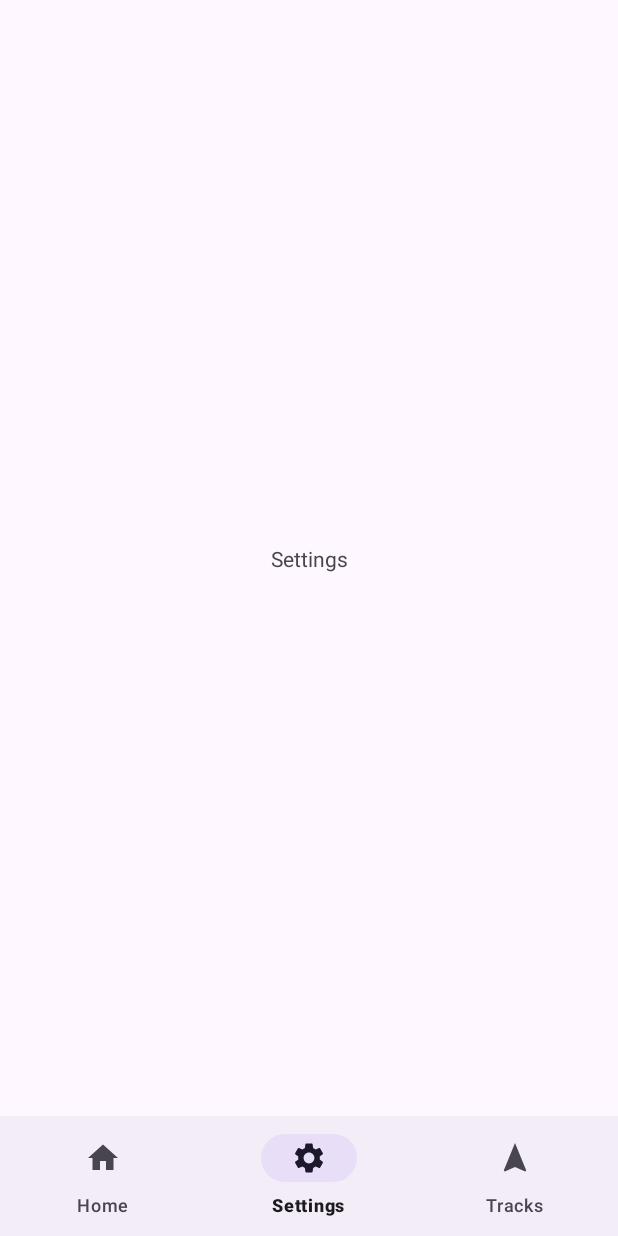
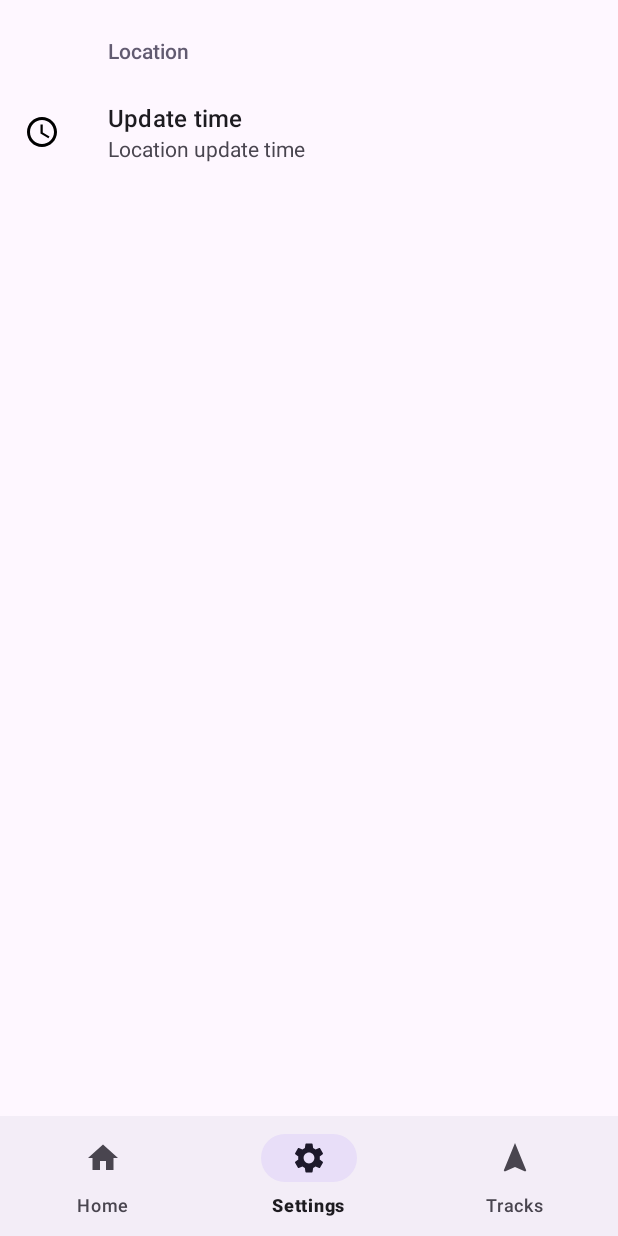
Before and after one commit to Ivan2000-web/GPS_Tracker, an Android app: the screen it shows after launch (MainActivity), item 2 of the bottom bar chosen, on a phone screen of 412 x 824 dp. Run offline under Robolectric (Android 15) with nearby library versions, the phone set to English and light mode, and no system bars; our stand-ins replace androidx.preference.

Commit message:
add: location update time (settings item)

```diff
--- a/app/build.gradle.kts
+++ b/app/build.gradle.kts
@@ -41,8 +41,9 @@ dependencies {
 
     implementation("androidx.core:core-ktx:1.9.0")
     implementation("androidx.appcompat:appcompat:1.6.1")
-    implementation("com.google.android.material:material:1.8.0")
+    implementation("com.google.android.material:material:1.10.0")
     implementation("androidx.constraintlayout:constraintlayout:2.1.4")
+    implementation("androidx.preference:preference-ktx:1.2.1")
     testImplementation("junit:junit:4.13.2")
     androidTestImplementation("androidx.test.ext:junit:1.1.5")
     androidTestImplementation("androidx.test.espresso:espresso-core:3.5.1")
--- a/app/src/main/java/com/vansoft/gps_tracker/MainActivity.kt
+++ b/app/src/main/java/com/vansoft/gps_tracker/MainActivity.kt
@@ -2,7 +2,6 @@ package com.vansoft.gps_tracker
 
 import androidx.appcompat.app.AppCompatActivity
 import android.os.Bundle
-import android.widget.Toast
 import com.vansoft.gps_tracker.databinding.ActivityMainBinding
 import com.vansoft.gps_tracker.fragments.MainFragment
 import com.vansoft.gps_tracker.fragments.SettingsFragment
@@ -23,7 +22,7 @@ class MainActivity : AppCompatActivity() {
         binding.bottomNav.setOnItemSelectedListener {
             when(it.itemId){
                 R.id.id_home -> openFragment(MainFragment.newInstance())
-                R.id.id_settings -> openFragment(SettingsFragment.newInstance())
+                R.id.id_settings -> openFragment(SettingsFragment())
                 R.id.id_tracks -> openFragment(TracksFragment.newInstance())
             }
             true
--- a/app/src/main/java/com/vansoft/gps_tracker/fragments/SettingsFragment.kt
+++ b/app/src/main/java/com/vansoft/gps_tracker/fragments/SettingsFragment.kt
@@ -1,30 +1,11 @@
 package com.vansoft.gps_tracker.fragments
 
 import android.os.Bundle
-import androidx.fragment.app.Fragment
-import android.view.LayoutInflater
-import android.view.View
-import android.view.ViewGroup
+import androidx.preference.PreferenceFragmentCompat
 import com.vansoft.gps_tracker.R
-import com.vansoft.gps_tracker.databinding.FragmentMainBinding
-import com.vansoft.gps_tracker.databinding.SettingsBinding
-import com.vansoft.gps_tracker.databinding.TracksBinding
-import com.vansoft.gps_tracker.databinding.ViewTrackBinding
 
-
-class SettingsFragment : Fragment() {
-    private lateinit var binding: SettingsBinding
-
-    override fun onCreateView(
-        inflater: LayoutInflater, container: ViewGroup?,
-        savedInstanceState: Bundle?
-    ): View {
-        binding = SettingsBinding.inflate(inflater, container, false)
-        return binding.root
-    }
-
-    companion object {
-        @JvmStatic
-        fun newInstance() = SettingsFragment()
+class SettingsFragment : PreferenceFragmentCompat() {
+    override fun onCreatePreferences(savedInstanceState: Bundle?, rootKey: String?) {
+        setPreferencesFromResource(R.xml.main_preference, rootKey)
     }
 }
--- /dev/null
+++ b/app/src/main/res/drawable/ic_update_time.xml
@@ -0,0 +1,6 @@
+<vector android:height="24dp" android:tint="#000000"
+    android:viewportHeight="24" android:viewportWidth="24"
+    android:width="24dp" xmlns:android="http://schemas.android.com/apk/res/android">
+    <path android:fillColor="@android:color/white" android:pathData="M11.99,2C6.47,2 2,6.48 2,12s4.47,10 9.99,10C17.52,22 22,17.52 22,12S17.52,2 11.99,2zM12,20c-4.42,0 -8,-3.58 -8,-8s3.58,-8 8,-8 8,3.58 8,8 -3.58,8 -8,8z"/>
+    <path android:fillColor="@android:color/white" android:pathData="M12.5,7H11v6l5.25,3.15 0.75,-1.23 -4.5,-2.67z"/>
+</vector>
--- /dev/null
+++ b/app/src/main/res/values/arrays.xml
@@ -0,0 +1,13 @@
+<?xml version="1.0" encoding="utf-8"?>
+<resources>
+    <string-array name="loc_time_update_name">
+        <item>3 sec</item>
+        <item>5 sec</item>
+        <item>10 sec</item>
+    </string-array>
+    <string-array name="loc_time_update_value">
+        <item>3000</item>
+        <item>5000</item>
+        <item>10000</item>
+    </string-array>
+</resources>
--- a/app/src/main/res/values/strings.xml
+++ b/app/src/main/res/values/strings.xml
@@ -3,4 +3,7 @@
     <string name="home">Home</string>
     <string name="tracks">Tracks</string>
     <string name="settings">Settings</string>
+    <string name="location">Location</string>
+    <string name="update_time">Update time</string>
+    <string name="update_time_summary">Location update time</string>
 </resources>
--- /dev/null
+++ b/app/src/main/res/xml/main_preference.xml
@@ -0,0 +1,20 @@
+<?xml version="1.0" encoding="utf-8"?>
+<PreferenceScreen xmlns:app="http://schemas.android.com/apk/res-auto"
+    xmlns:android="http://schemas.android.com/apk/res/android">
+
+    <PreferenceCategory
+        android:layout_width="wrap_content"
+        android:layout_height="wrap_content"
+        android:title="@string/location">
+        <ListPreference
+            android:layout_width="wrap_content"
+            android:layout_height="wrap_content"
+            android:defaultValue="3000"
+            android:title="@string/update_time"
+            app:entries="@array/loc_time_update_name"
+            app:entryValues="@array/loc_time_update_value"
+            app:icon="@drawable/ic_update_time"
+            app:key="update_time_key"
+            app:summary="@string/update_time_summary" />
+    </PreferenceCategory>
+</PreferenceScreen>
```
